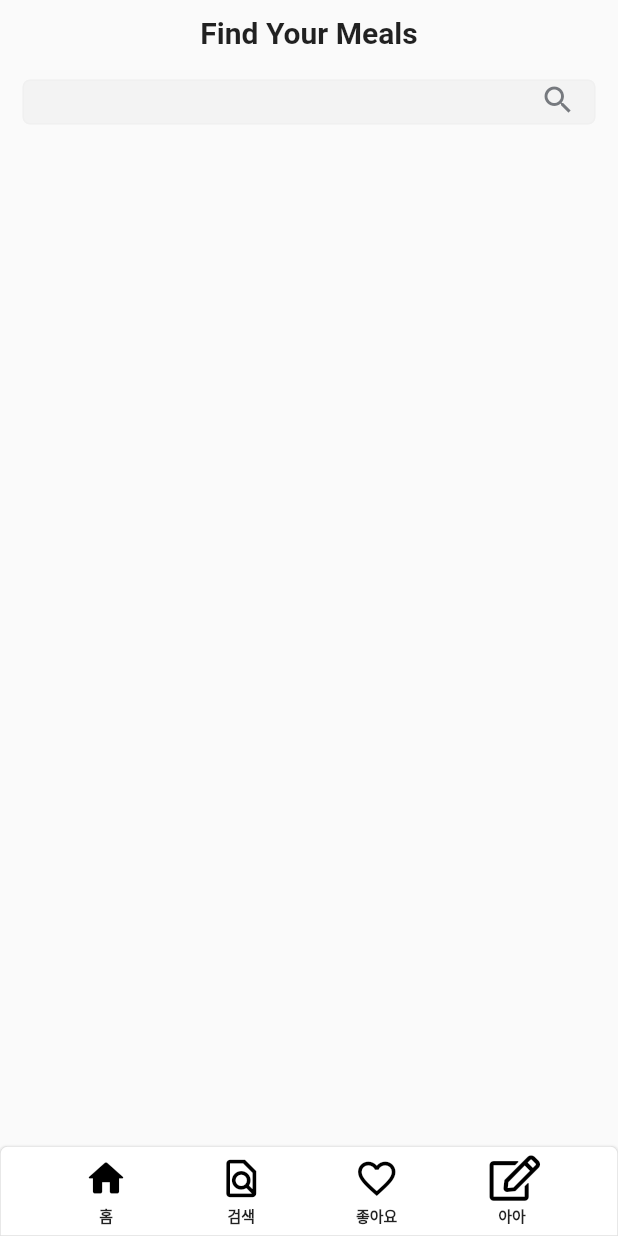
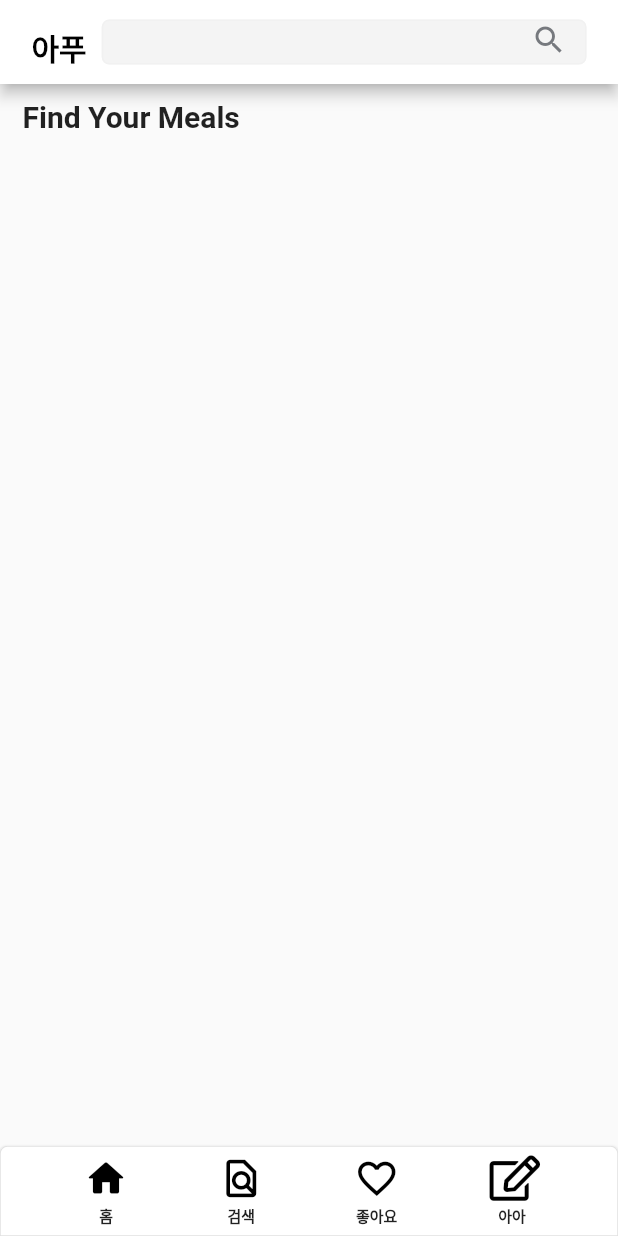
Before and after one commit to pari0130/food_haccp, a Flutter app: the screen it shows after launch, on a phone screen of 412 x 824 dp. Run offline on Flutter 3.47's test engine with Material 2 defaults, Android fonts, the light colour scheme and no system bars; our stand-ins replace flutter_svg, font_awesome_flutter; Roboto replaces fonts that are missing (GmarketSansTTFBold, GmarketSansTTFMedium).

Commit message:
2023-01-05 상단 app bar 보완

```diff
--- a/lib/presentatiton/pages/home_page.dart
+++ b/lib/presentatiton/pages/home_page.dart
@@ -1,6 +1,7 @@
 import 'package:flutter/material.dart';
 import 'package:food_haccp/presentatiton/widgets/index.dart';
 import 'package:food_haccp/config/themes/index.dart';
+import 'package:food_haccp/config/fonts/index.dart';
 
 class HomePage extends StatefulWidget {
   const HomePage({super.key});
@@ -21,6 +22,52 @@
   @override
   Widget build(BuildContext context) {
     return Scaffold(
+      appBar: AppBar(
+        backgroundColor: Colors.white,
+        title: Row(
+          mainAxisAlignment: MainAxisAlignment.start,
+          crossAxisAlignment: CrossAxisAlignment.center,
+          children: [
+            Expanded(
+              child: Container(
+                margin: const EdgeInsets.only(left: 5, right: 5),
+                child: Row(
+                  mainAxisSize: MainAxisSize.min,
+                  mainAxisAlignment: MainAxisAlignment.start,
+                  crossAxisAlignment: CrossAxisAlignment.center,
+                  children: [
+                    Container(
+                      margin: const EdgeInsets.only(top: 8),
+                      height: 30,
+                      child: const Text(
+                        "아푸",
+                        style: TextStyle(
+                            color: Colors.black,
+                            fontSize: 20,
+                            fontWeight: FontWeight.w600,
+                            fontFamily: gmarketSansTTFBold),
+                      ),
+                    ),
+                    const SizedBox(
+                      width: 10,
+                    ),
+                    const Flexible(
+                      fit: FlexFit.tight,
+                      child: GestureSearchBox(
+                        hint: "",
+                        suffix: Icon(Icons.search, color: darker),
+                        // onTap: () {
+                        //   print("dd");
+                        // },
+                      ),
+                    ),
+                  ],
+                ),
+              ),
+            ),
+          ],
+        ),
+      ),
       body: getBody(),
     );
   }
@@ -43,13 +90,6 @@
           const SizedBox(
             height: 20,
           ),
-          Container(
-            margin: const EdgeInsets.only(left: 15, right: 15),
-            child: SearchBox(
-              hint: "",
-              suffix: Icon(Icons.search, color: darker),
-            ),
-          ),
         ],
       ),
     );
--- /dev/null
+++ b/lib/presentatiton/widgets/gesture_search_box.dart
@@ -0,0 +1,37 @@
+import 'package:flutter/material.dart';
+import 'package:food_haccp/config/themes/index.dart';
+
+class GestureSearchBox extends StatelessWidget {
+  const GestureSearchBox(
+      {Key? key, this.hint = "", this.onTap, this.prefix, this.suffix})
+      : super(key: key);
+  final String hint;
+  final Widget? prefix;
+  final Widget? suffix;
+  final GestureTapCallback? onTap;
+
+  @override
+  Widget build(BuildContext context) {
+    return GestureDetector(
+      onTap: onTap,
+      child: Container(
+        alignment: Alignment.center,
+        padding: EdgeInsets.only(left: 5, bottom: 3),
+        height: 30,
+        decoration: BoxDecoration(
+            color: textBoxColor,
+            border: Border.all(color: textBoxColor),
+            borderRadius: BorderRadius.circular(5)),
+        child: TextField(
+          decoration: InputDecoration(
+            prefixIcon: prefix,
+            suffixIcon: suffix,
+            border: InputBorder.none,
+            hintText: hint,
+            hintStyle: TextStyle(color: darker, fontSize: 15),
+          ),
+        ),
+      ),
+    );
+  }
+}
--- a/lib/presentatiton/widgets/index.dart
+++ b/lib/presentatiton/widgets/index.dart
@@ -1,2 +1,3 @@
 export 'bottombar_widget.dart';
 export 'search_box.dart';
+export 'gesture_search_box.dart';
```
